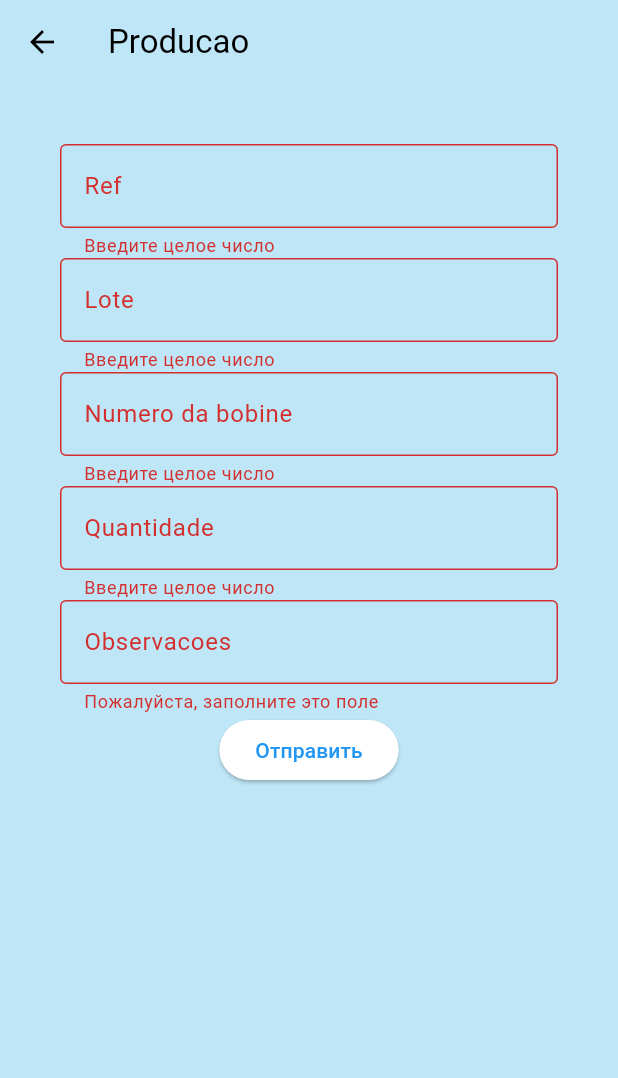
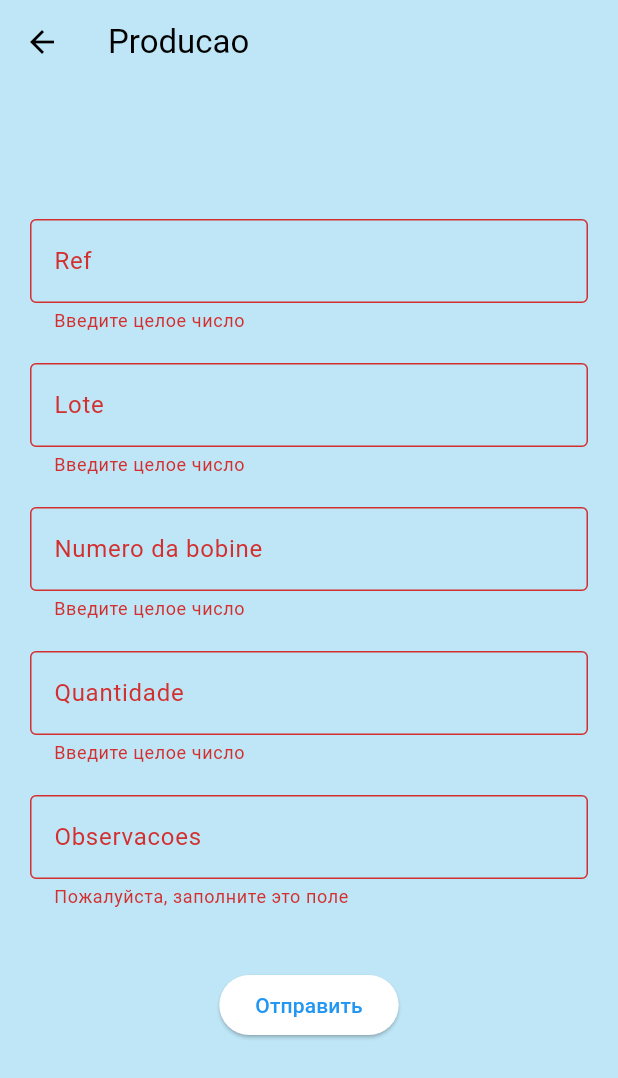
Before and after one commit to vladka1220/albano_appp, a Flutter app: the ProducaoPage screen opened directly, after a tap on "Отправить", on a phone screen of 412 x 824 dp. Shown: the top 1078 px of the screen. Run offline on Flutter 3.47's test engine with Material 3 defaults, Android fonts, the light colour scheme and no system bars.

Commit message:
padding_producao

```diff
--- a/lib/pages/producao_page.dart
+++ b/lib/pages/producao_page.dart
@@ -10,11 +10,14 @@ class ProducaoPage extends StatefulWidget {
 class _ProducaoPageState extends State<ProducaoPage> {
   final _formKey = GlobalKey<FormState>();
 
-  // Переменные для хранения данных формы
-  late int ref;
-  late int lote;
-  late int numeroDaBobine;
-  late int quantidade;
+// Контроллеры для полей ввода
+  final TextEditingController refController = TextEditingController();
+  final TextEditingController loteController = TextEditingController();
+  final TextEditingController numeroDaBobineController =
+      TextEditingController();
+  final TextEditingController quantidadeController = TextEditingController();
+  final TextEditingController observacoesController = TextEditingController();
+
   late String observacoes;
 
   @override
@@ -24,20 +27,23 @@ class _ProducaoPageState extends State<ProducaoPage> {
         title: const Text('Producao'),
       ),
       body: SingleChildScrollView(
-        padding: const EdgeInsets.all(40.0),
+        padding: const EdgeInsets.all(20.0),
         child: Form(
           key: _formKey,
           child: Column(
             children: [
-              _buildNumericFormField('Ref', (value) => ref = int.parse(value!)),
+              const SizedBox(height: 70), // Отступ между полями
+              _buildNumericFormField('Ref', refController),
+              const SizedBox(height: 20), // Отступ между полями
+              _buildNumericFormField('Lote', loteController),
+              const SizedBox(height: 20), // Отступ между полями
               _buildNumericFormField(
-                  'Lote', (value) => lote = int.parse(value!)),
-              _buildNumericFormField('Numero da bobine',
-                  (value) => numeroDaBobine = int.parse(value!)),
-              _buildNumericFormField(
-                  'Quantidade', (value) => quantidade = int.parse(value!)),
-              _buildTextFormField(
-                  'Observacoes', (value) => observacoes = value!),
+                  'Numero da bobine', numeroDaBobineController),
+              const SizedBox(height: 20), // Отступ между полями
+              _buildNumericFormField('Quantidade', quantidadeController),
+              const SizedBox(height: 20), // Отступ между полями
+              _buildTextFormField('Observacoes', observacoesController),
+              const SizedBox(height: 40), // Отступ между полями
               ElevatedButton(
                 onPressed: _submitForm,
                 child: const Text('Отправить'),
@@ -49,14 +55,15 @@ class _ProducaoPageState extends State<ProducaoPage> {
     );
   }
 
-  TextFormField _buildNumericFormField(String label, Function(String?) onSave) {
+  TextFormField _buildNumericFormField(
+      String label, TextEditingController controller) {
     return TextFormField(
       keyboardType: TextInputType.number,
+      controller: controller,
       decoration: InputDecoration(
         border: const OutlineInputBorder(),
         labelText: label,
       ),
-      onSaved: onSave,
       validator: (value) {
         if (value == null || value.isEmpty || int.tryParse(value) == null) {
           return 'Введите целое число';
@@ -66,13 +73,14 @@ class _ProducaoPageState extends State<ProducaoPage> {
     );
   }
 
-  TextFormField _buildTextFormField(String label, Function(String?) onSave) {
+  TextFormField _buildTextFormField(
+      String label, TextEditingController controller) {
     return TextFormField(
+      controller: controller,
       decoration: InputDecoration(
         border: const OutlineInputBorder(),
         labelText: label,
       ),
-      onSaved: onSave,
       validator: (value) {
         if (value == null || value.isEmpty) {
           return 'Пожалуйста, заполните это поле';
@@ -84,9 +92,15 @@ class _ProducaoPageState extends State<ProducaoPage> {
 
   void _submitForm() {
     if (_formKey.currentState!.validate()) {
-      _formKey.currentState!.save();
+      // Извлекаем данные из контроллеров
+      final int ref = int.parse(refController.text);
+      final int lote = int.parse(loteController.text);
+      final int numeroDaBobine = int.parse(numeroDaBobineController.text);
+      final int quantidade = int.parse(quantidadeController.text);
+      observacoes = observacoesController.text;
+
       // Отправка данных на сервер
-      // sendDataToServer();
+      // sendDataToServer(ref, lote, numeroDaBobine, quantidade, observacoes);
     }
   }
 
```
